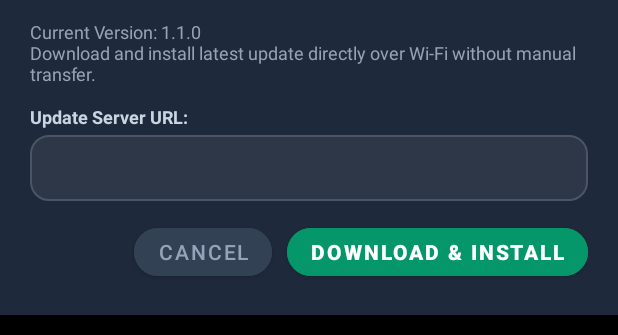
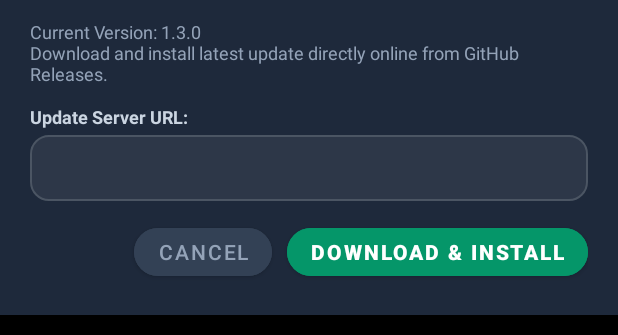
Before and after one commit to ajmerim72-stack/vahancam, an Android app: the layout dialog_update_app.xml on its own in the app's theme, with its tools: preview values and no code run, on a phone screen of 412 x 824 dp, the part 71-406 px from its top. Run offline under Robolectric (Android 15) with nearby library versions, the phone set to English and light mode, and no system bars.

Commit message:
Configure auto-migration to GitHub release update URL and bump build

```diff
--- a/app/src/main/res/layout/dialog_update_app.xml
+++ b/app/src/main/res/layout/dialog_update_app.xml
@@ -31,9 +31,10 @@
     </LinearLayout>
 
     <TextView
+        android:id="@+id/tvUpdateDesc"
         android:layout_width="match_parent"
         android:layout_height="wrap_content"
-        android:text="Current Version: 1.1.0\nDownload and install latest update directly over Wi-Fi without manual transfer."
+        android:text="Current Version: 1.3.0\nDownload and install latest update directly online from GitHub Releases."
         android:textColor="#94A3B8"
         android:textSize="12sp"
         android:layout_marginBottom="12dp" />
```
Also changed, not shown: app/src/main/java/com/vahancam/app/AppUpdateHelper.kt (+12 -2 lines), 1 other file.
